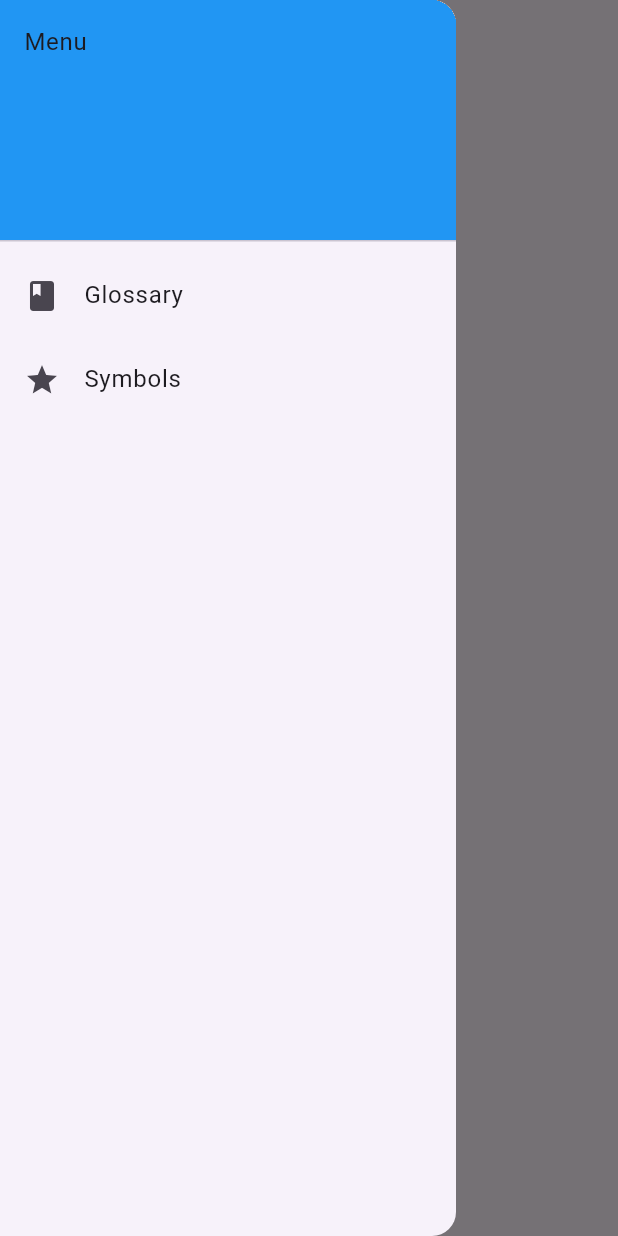
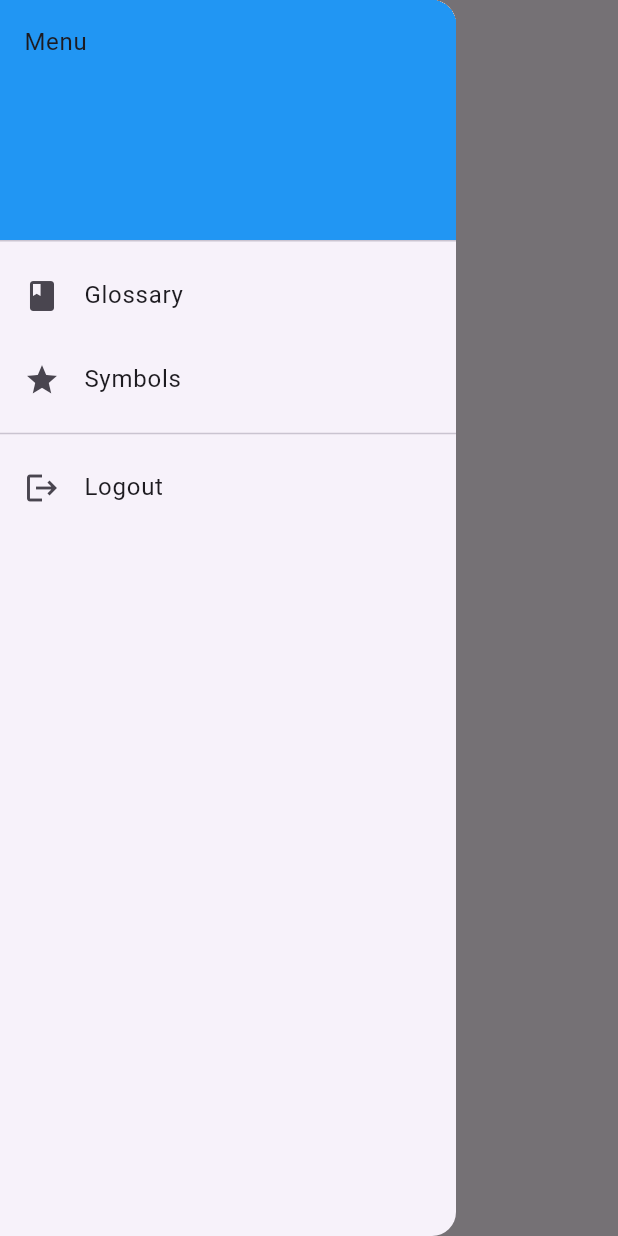
Before and after one commit to SergBoi01/Senior-Project, a Flutter app: the MainPage screen opened directly, with the side drawer open, on a phone screen of 412 x 824 dp. Run offline on Flutter 3.47's test engine with Material 3 defaults, Android fonts, the phone set to English and light mode, and no system bars.

Commit message:
Added logout button to main page drawer

```diff
--- a/lib/screens/main_page.dart
+++ b/lib/screens/main_page.dart
@@ -43,6 +43,17 @@ class MainPage extends StatelessWidget {
                 Navigator.push(context, MaterialPageRoute(builder: (context) => const SymbolsScreen()));
               },
             ),
+            const Divider(),
+            ListTile(
+              leading: const Icon(Icons.logout),
+              title: const Text('Logout'),
+              onTap: () {
+                // Close the drawer
+                Navigator.pop(context);
+                // Navigate back to login screen
+                Navigator.pushReplacementNamed(context, '/');
+              },
+            ),
           ],
         ),
       ),
```
